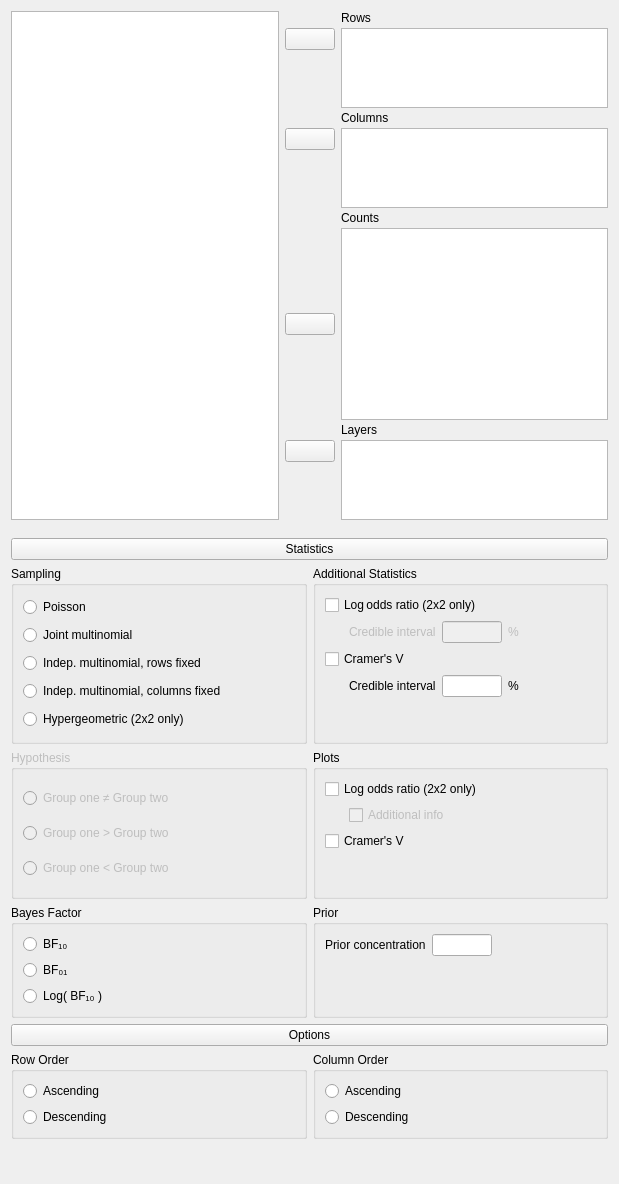
Qt form JASP-Desktop/analysisforms/contingencytablesbayesianform.ui (jasp-stats/jasp-desktop) before a commit.
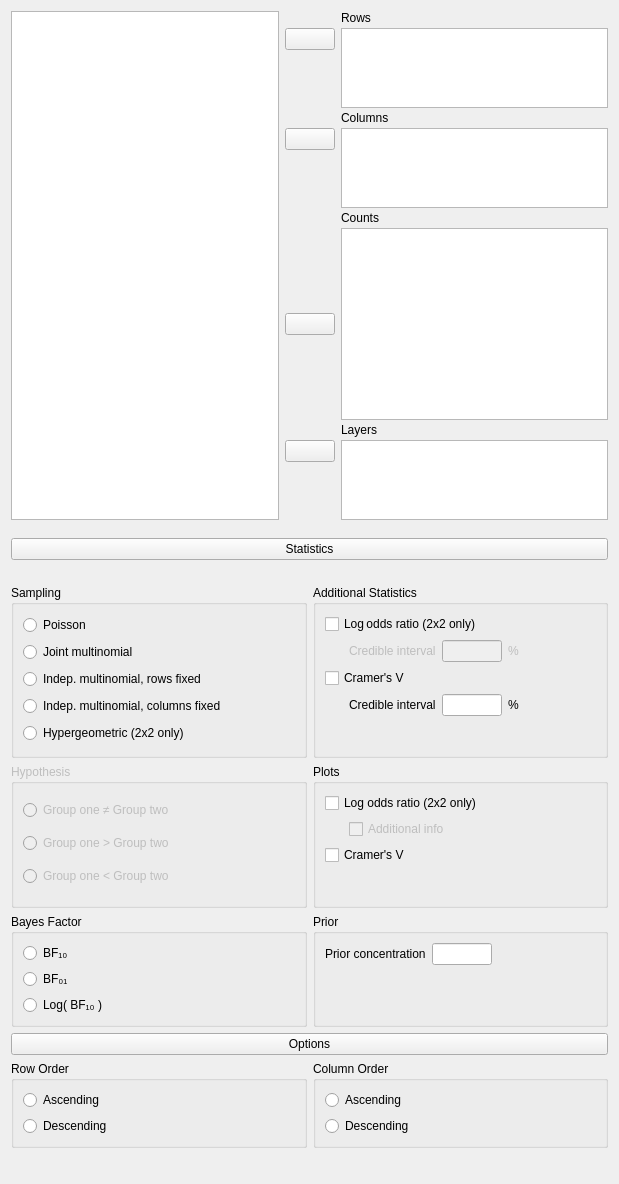
The same form after that commit. Custom widgets are drawn as their Qt base class.

Commit message: pushButton layout enhancement

The edit to the form file:
```diff
--- a/JASP-Desktop/analysisforms/contingencytablesbayesianform.ui
+++ b/JASP-Desktop/analysisforms/contingencytablesbayesianform.ui
@@ -336,6 +336,9 @@
       <property name="bottomMargin">
        <number>3</number>
       </property>
+      <property name="verticalSpacing">
+       <number>0</number>
+      </property>
       <item row="1" column="0" colspan="2">
        <widget class="ExpanderButton" name="pushButton">
         <property name="sizePolicy">
@@ -362,7 +365,7 @@
           <number>0</number>
          </property>
          <property name="topMargin">
-          <number>0</number>
+          <number>25</number>
          </property>
          <property name="rightMargin">
           <number>0</number>
```
Left out of the diff: 2 changed lines with no effect on the pictures. The commit also changes 2 other files.
